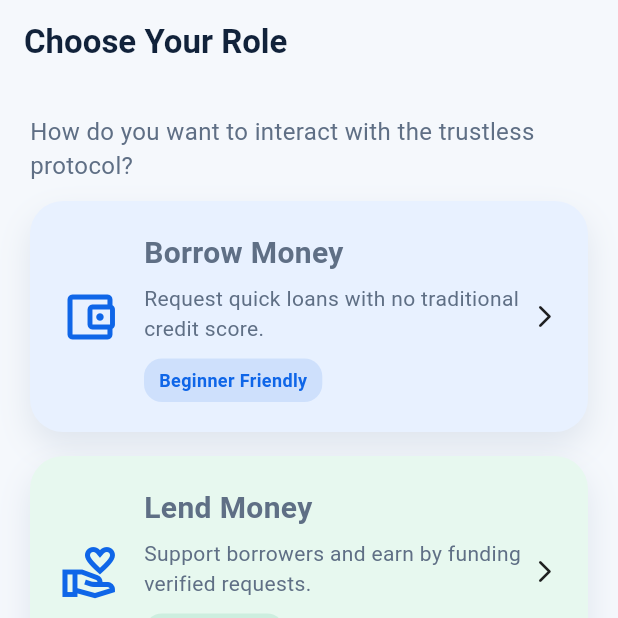
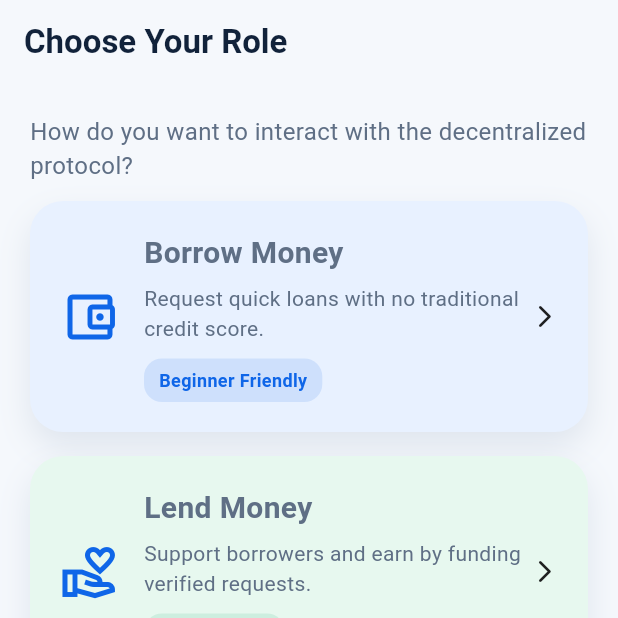
Before and after one commit to HarshalChugwani2005/TrustNet, a Flutter app: the RoleSelectionScreen screen opened directly, on a phone screen of 412 x 824 dp, the top half of it. Run offline on Flutter 3.47's test engine with Material 3 defaults, Android fonts, the phone set to English and light mode, and no system bars; our stand-ins replace cloud_firestore, firebase_auth, firebase_core, flutter_secure_storage, google_sign_in, timeago; missing offline and left inert: web3dart; accounts and stored records are empty.

```diff
--- a/lib/screens/auth_flow.dart
+++ b/lib/screens/auth_flow.dart
@@ -139,7 +139,7 @@ class _OnboardingScreenState extends State<OnboardingScreen> {
   final List<_BoardData> _pages = const [
     _BoardData(
       icon: Icons.hub_outlined,
-      title: 'Decentralized & Trustless',
+      title: 'Decentralized & Transparent',
       subtitle:
           'No central authority. Connect directly with the community on a public ledger.',
     ),
@@ -1246,7 +1246,7 @@ class RoleSelectionScreen extends StatelessWidget {
           crossAxisAlignment: CrossAxisAlignment.start,
           children: [
             const Text(
-              'How do you want to interact with the trustless protocol?',
+              'How do you want to interact with the decentralized protocol?',
               style: TextStyle(fontSize: 16, color: mutedInk),
             ),
             const SizedBox(height: 12),
```
